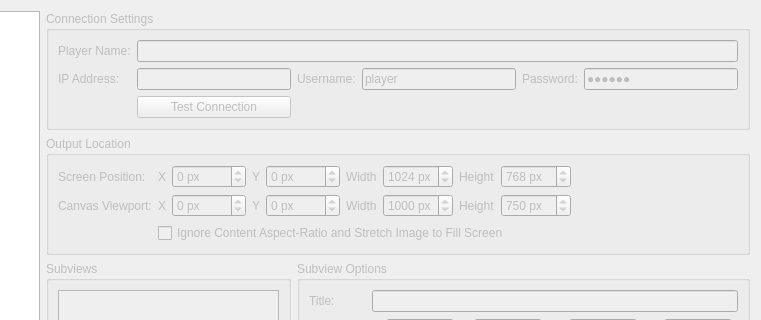
This is src/glvidtex/PlayerSetupDialog.ui in google-code-export/dviz as Qt 5 draws it before an edit; both pictures show x 157 to 918 and y 0 to 320 of the 918 by 749 pixel window. The edited form follows.
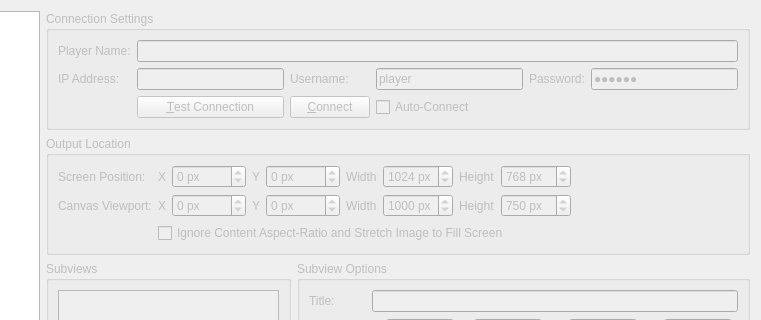
This is the edited form. Custom widgets are drawn as their Qt base class.

Commit message: Added the ability for PlayerWindow to start/stop playlists inside the player as opposed to relying on signals from the director. Still a work in progress, but the basic concept works.

```diff
--- a/src/glvidtex/PlayerSetupDialog.ui
+++ b/src/glvidtex/PlayerSetupDialog.ui
@@ -128,20 +128,34 @@
             </property>
            </widget>
           </item>
-          <item row="2" column="1">
-           <widget class="QPushButton" name="testConnectionBtn">
-            <property name="text">
-             <string>Test Connection</string>
-            </property>
-           </widget>
-          </item>
-          <item row="2" column="2" colspan="4">
+          <item row="2" column="4" colspan="2">
            <widget class="QLabel" name="connectionTestResults">
             <property name="text">
              <string/>
             </property>
            </widget>
           </item>
+          <item row="2" column="3">
+           <widget class="QCheckBox" name="autoconnectBox">
+            <property name="text">
+             <string>Auto-Connect</string>
+            </property>
+           </widget>
+          </item>
+          <item row="2" column="2">
+           <widget class="QPushButton" name="connectBtn">
+            <property name="text">
+             <string>&amp;Connect</string>
+            </property>
+           </widget>
+          </item>
+          <item row="2" column="1">
+           <widget class="QPushButton" name="testConnectionBtn">
+            <property name="text">
+             <string>&amp;Test Connection</string>
+            </property>
+           </widget>
+          </item>
          </layout>
         </item>
        </layout>
```
The commit also changes 13 other files.
